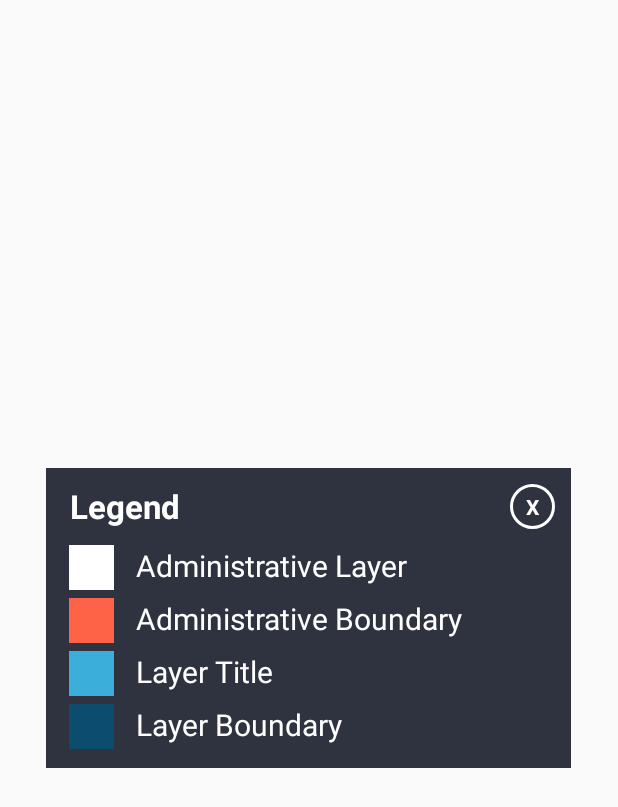
After one commit to saidulkarim/DeltaPlan2100App, an Android app: the layout legend_popup.xml on its own in the app's theme, with its tools: preview values and no code run, on a phone screen of 412 x 824 dp. The commit adds this screen. Shown: the top 807 px of the screen. Run offline under Robolectric (Android 15) with nearby library versions, the phone set to English and light mode, and no system bars.

Commit message:
Map Legend Integrated, but now static.

```diff
--- a/app/build.gradle
+++ b/app/build.gradle
@@ -7,8 +7,8 @@ android {
         applicationId "com.cegis.deltaplan2100"
         minSdkVersion 15
         targetSdkVersion 29
-        versionCode 2
-        versionName '2.0.1'
+        versionCode 3
+        versionName '3.0.1'
         testInstrumentationRunner "androidx.test.runner.AndroidJUnitRunner"
     }
     buildTypes {
--- /dev/null
+++ b/app/src/main/res/drawable/circlebackground.xml
@@ -0,0 +1,7 @@
+<?xml version="1.0" encoding="utf-8"?>
+<shape xmlns:android="http://schemas.android.com/apk/res/android"
+    android:shape="oval">
+    <stroke
+        android:width="2dp"
+        android:color="@color/White"></stroke>
+</shape>
--- a/app/src/main/res/layout/fragment_map.xml
+++ b/app/src/main/res/layout/fragment_map.xml
@@ -144,9 +144,9 @@
         android:layout_height="wrap_content"
         android:layout_gravity="bottom|left"
         android:layout_margin="16dp"
-        android:backgroundTint="@color/OrangeYellow"
+        android:backgroundTint="@color/Orange"
         android:scaleType="fitXY"
-        android:src="@drawable/ic_map_legend"
+        android:src="@drawable/ic_layer"
         android:tint="@color/White"
         android:visibility="invisible" />
 
--- /dev/null
+++ b/app/src/main/res/layout/legend_popup.xml
@@ -0,0 +1,182 @@
+<?xml version="1.0" encoding="utf-8"?>
+<LinearLayout xmlns:android="http://schemas.android.com/apk/res/android"
+    android:id="@+id/LegendPopupHolder"
+    android:layout_width="350dp"
+    android:layout_height="200dp"
+    android:layout_gravity="center"
+    android:background="@color/legendPopupDark"
+    android:orientation="vertical"
+    android:padding="5dp">
+
+    <RelativeLayout
+        android:layout_width="match_parent"
+        android:layout_height="wrap_content"
+        android:layout_margin="5dp"
+        android:orientation="horizontal">
+
+        <TextView
+            android:id="@+id/txtTitle"
+            android:layout_width="wrap_content"
+            android:layout_height="wrap_content"
+            android:text="Legend"
+            android:layout_marginLeft="5dp"
+            android:textColor="@color/White"
+            android:textSize="22sp"
+            android:textStyle="bold" />
+
+        <TextView
+            android:id="@+id/txtclose"
+            android:layout_width="30dp"
+            android:layout_height="30dp"
+            android:layout_alignParentRight="true"
+            android:background="@drawable/circlebackground"
+            android:gravity="center"
+            android:text="X"
+            android:textColor="@color/White"
+            android:textStyle="bold" />
+    </RelativeLayout>
+
+    <LinearLayout
+        android:id="@+id/Legend1"
+        android:layout_width="wrap_content"
+        android:layout_height="wrap_content"
+        android:layout_marginLeft="10dp"
+        android:layout_marginTop="5dp"
+        android:orientation="horizontal">
+
+        <LinearLayout
+            android:id="@+id/Legend1Color"
+            android:layout_width="30dp"
+            android:layout_height="30dp"
+            android:layout_weight="1"
+            android:background="@color/White"
+            android:gravity="center"
+            android:orientation="vertical"></LinearLayout>
+
+        <LinearLayout
+            android:layout_width="wrap_content"
+            android:layout_height="wrap_content"
+            android:layout_weight="1"
+            android:gravity="center"
+            android:orientation="vertical">
+
+            <TextView
+                android:id="@+id/Legend1Label"
+                android:layout_width="wrap_content"
+                android:layout_height="wrap_content"
+                android:layout_marginLeft="10dp"
+                android:paddingRight="10dp"
+                android:text="Administrative Layer"
+                android:textColor="@color/White"
+                android:textSize="20sp" />
+        </LinearLayout>
+    </LinearLayout>
+
+    <LinearLayout
+        android:id="@+id/Legend2"
+        android:layout_width="wrap_content"
+        android:layout_height="wrap_content"
+        android:layout_marginLeft="10dp"
+        android:layout_marginTop="5dp"
+        android:orientation="horizontal">
+
+        <LinearLayout
+            android:id="@+id/Legend2Color"
+            android:layout_width="30dp"
+            android:layout_height="30dp"
+            android:layout_weight="1"
+            android:background="@color/Tomato"
+            android:gravity="center"
+            android:orientation="vertical"></LinearLayout>
+
+        <LinearLayout
+            android:layout_width="wrap_content"
+            android:layout_height="wrap_content"
+            android:layout_weight="1"
+            android:gravity="center"
+            android:orientation="vertical">
+
+            <TextView
+                android:id="@+id/Legend2Label"
+                android:layout_width="wrap_content"
+                android:layout_height="wrap_content"
+                android:layout_marginLeft="10dp"
+                android:paddingRight="10dp"
+                android:text="Administrative Boundary"
+                android:textColor="@color/White"
+                android:textSize="20sp" />
+        </LinearLayout>
+    </LinearLayout>
+
+    <LinearLayout
+        android:id="@+id/Legend3"
+        android:layout_width="wrap_content"
+        android:layout_height="wrap_content"
+        android:layout_marginLeft="10dp"
+        android:layout_marginTop="5dp"
+        android:orientation="horizontal">
+
+        <LinearLayout
+            android:id="@+id/Legend3Color"
+            android:layout_width="30dp"
+            android:layout_height="30dp"
+            android:layout_weight="1"
+            android:background="@color/colorAquaDark"
+            android:gravity="center"
+            android:orientation="vertical"></LinearLayout>
+
+        <LinearLayout
+            android:layout_width="wrap_content"
+            android:layout_height="wrap_content"
+            android:layout_weight="1"
+            android:gravity="center"
+            android:orientation="vertical">
+
+            <TextView
+                android:id="@+id/Legend3Label"
+                android:layout_width="wrap_content"
+                android:layout_height="wrap_content"
+                android:layout_marginLeft="10dp"
+                android:paddingRight="10dp"
+                android:text="Layer Title"
+                android:textColor="@color/White"
+                android:textSize="20sp" />
+        </LinearLayout>
+    </LinearLayout>
+
+    <LinearLayout
+        android:id="@+id/Legend4"
+        android:layout_width="wrap_content"
+        android:layout_height="wrap_content"
+        android:layout_marginLeft="10dp"
+        android:layout_marginTop="5dp"
+        android:orientation="horizontal">
+
+        <LinearLayout
+            android:id="@+id/Legend4Color"
+            android:layout_width="30dp"
+            android:layout_height="30dp"
+            android:layout_weight="1"
+            android:background="@color/colorWrDark"
+            android:gravity="center"
+            android:orientation="vertical"></LinearLayout>
+
+        <LinearLayout
+            android:layout_width="wrap_content"
+            android:layout_height="wrap_content"
+            android:layout_weight="1"
+            android:gravity="center"
+            android:orientation="vertical">
+
+            <TextView
+                android:id="@+id/Legend4Label"
+                android:layout_width="wrap_content"
+                android:layout_height="wrap_content"
+                android:layout_marginLeft="10dp"
+                android:paddingRight="10dp"
+                android:text="Layer Boundary"
+                android:textColor="@color/White"
+                android:textSize="20sp" />
+        </LinearLayout>
+    </LinearLayout>
+</LinearLayout>
--- a/app/src/main/res/values/colors.xml
+++ b/app/src/main/res/values/colors.xml
@@ -182,6 +182,7 @@
     <color name="colorAquaDark">#3BAFDA</color>
     <color name="colorPinkRose">#EC87C0</color>
     <color name="colorPinkRoseDark">#D770AD</color>
+    <color name="legendPopupDark">#2F333F</color>
 
     <array name="chart_color">
         <item>#31CCC9</item>
```
Also changed, not shown: app/src/main/java/com/cegis/deltaplan2100/API.java (+1 -6 lines), app/src/main/java/com/cegis/deltaplan2100/ui/layer_three/LayerThreeFragment.java (+4 -4 lines), app/src/main/java/com/cegis/deltaplan2100/ui/map/MapFragment.java (+27 -53 lines), app/src/main/res/layout/legend_popup_backup.xml (added, +126 -0 lines).
